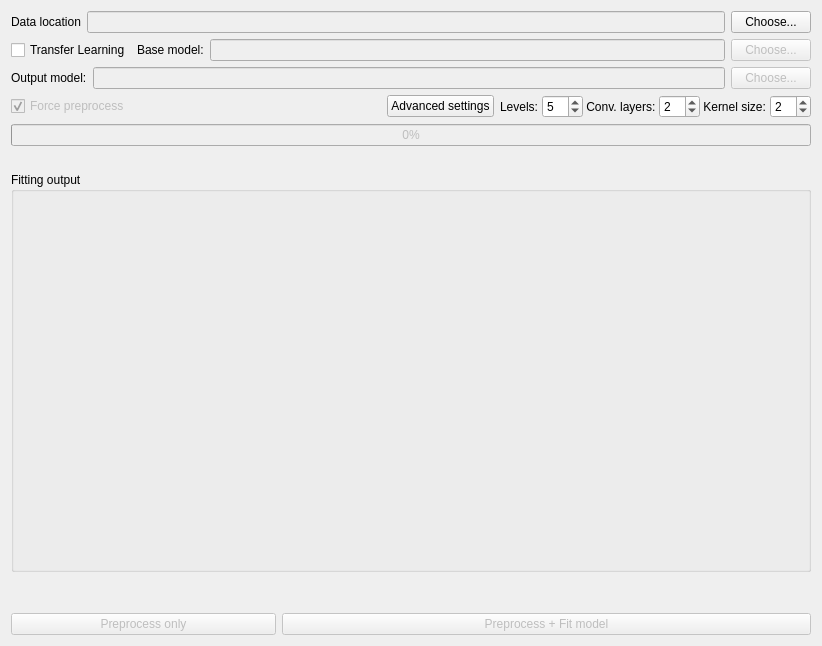
Before: the Qt Designer form src/dafne_models/ui/ModelTrainer.ui in Div123-star/DAFNEABDOMEN, drawn with Qt 5.
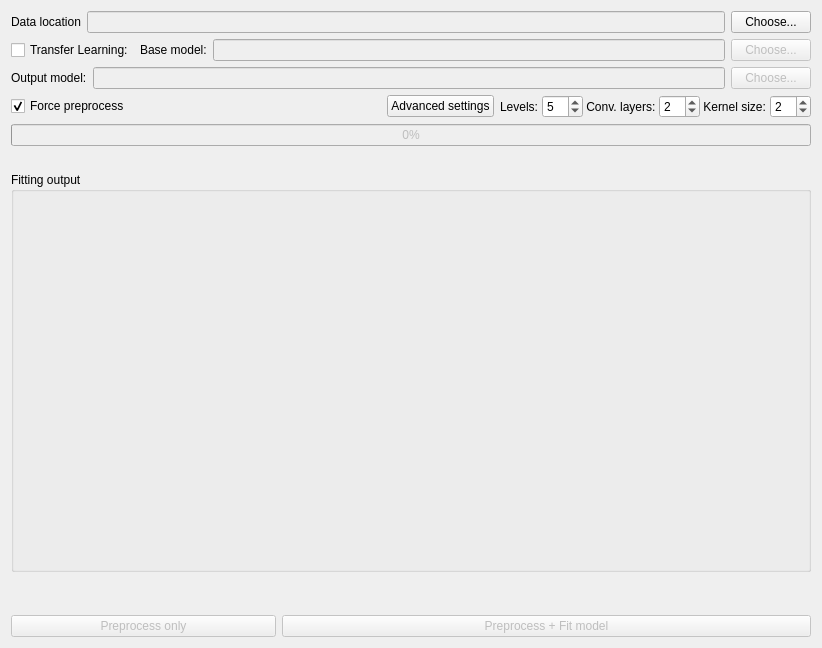
After: the same form once the commit is applied.

Diff of the .ui file:
```diff
--- a/src/dafne_models/ui/ModelTrainer.ui
+++ b/src/dafne_models/ui/ModelTrainer.ui
@@ -7,7 +7,7 @@
     <x>0</x>
     <y>0</y>
     <width>818</width>
-    <height>646</height>
+    <height>648</height>
    </rect>
   </property>
   <property name="windowTitle">
@@ -53,7 +53,7 @@
      <item>
       <widget class="QCheckBox" name="transfer_learning_checkBox">
        <property name="text">
-        <string>Transfer Learning</string>
+        <string>Transfer Learning:</string>
        </property>
       </widget>
      </item>
@@ -69,6 +69,9 @@
        <property name="enabled">
         <bool>false</bool>
        </property>
+       <property name="readOnly">
+        <bool>true</bool>
+       </property>
       </widget>
      </item>
      <item>
@@ -119,7 +122,7 @@
      <item>
       <widget class="QCheckBox" name="force_preprocess_check">
        <property name="enabled">
-        <bool>false</bool>
+        <bool>true</bool>
        </property>
        <property name="text">
         <string>Force preprocess</string>
```
Left out of the diff: 32 changed lines with no effect on the pictures.
